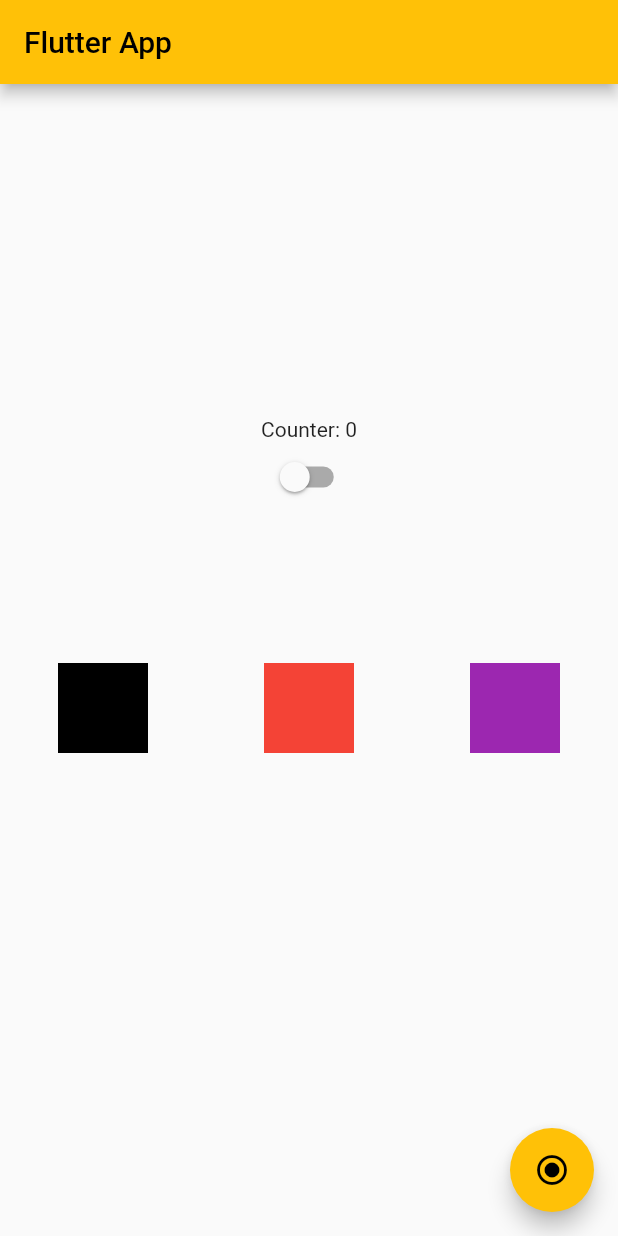
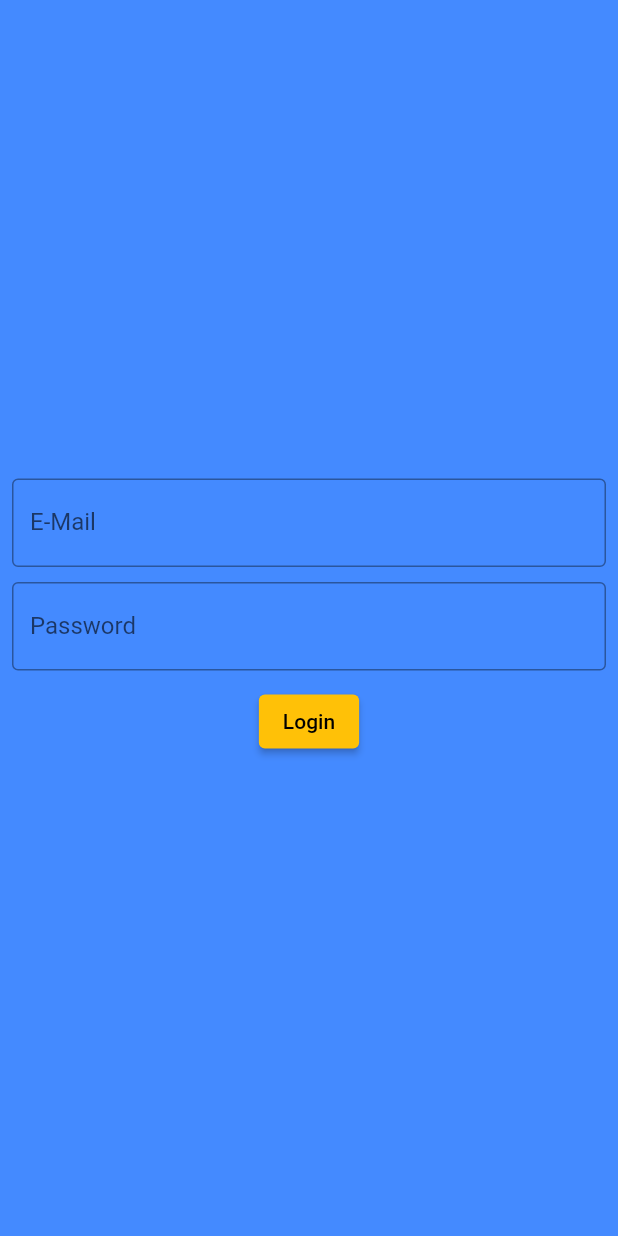
Before and after one commit to LucasMonir/Flutter-First-Project, a Flutter app: the screen it shows after launch, on a phone screen of 412 x 824 dp. Run offline on Flutter 3.47's test engine with Material 2 defaults, Android fonts, the phone set to English and light mode, and no system bars.

Commit message:
Learning about spacing!

```diff
--- a/lib/app_widget.dart
+++ b/lib/app_widget.dart
@@ -1,5 +1,6 @@
 import 'package:flutter/material.dart';
 import 'package:projeto_teste/app_controller.dart';
+import 'package:projeto_teste/login_page.dart';
 import 'home_page.dart';
 
 class AppWidget extends StatelessWidget {
@@ -19,7 +20,7 @@ class AppWidget extends StatelessWidget {
                 ? Brightness.dark
                 : Brightness.light,
           ),
-          home: const HomePage(),
+          home: const LoginPage(),
         );
       }),
     );
--- a/lib/home_page.dart
+++ b/lib/home_page.dart
@@ -26,15 +26,13 @@ class HomePageState extends State<HomePage> {
         width: double.infinity,
         height: double.infinity,
         child: Column(
-          mainAxisAlignment: MainAxisAlignment.center,
-          crossAxisAlignment: CrossAxisAlignment.center,
           children: [
             Text('Counter: $counter'),
             const CustomSwitcher(),
             Container(
               margin: const EdgeInsets.symmetric(vertical: 100),
               child: Row(
-                mainAxisAlignment: MainAxisAlignment.spaceAround,
+                mainAxisAlignment: MainAxisAlignment.spaceBetween,
                 children: [
                   Container(
                     width: 60,
@@ -53,7 +51,7 @@ class HomePageState extends State<HomePage> {
                   ),
                 ],
               ),
-            )
+            ),
           ],
         ),
       ),
--- /dev/null
+++ b/lib/login_page.dart
@@ -0,0 +1,57 @@
+import 'package:flutter/cupertino.dart';
+import 'package:flutter/material.dart';
+
+class LoginPage extends StatefulWidget {
+  const LoginPage({super.key});
+
+  @override
+  State<LoginPage> createState() => _LoginPageState();
+}
+
+class _LoginPageState extends State<LoginPage> {
+  @override
+  Widget build(BuildContext context) {
+    return Material(
+      color: Colors.blueAccent,
+      child: SizedBox(
+        width: double.infinity,
+        height: double.infinity,
+        child: Padding(
+          padding: const EdgeInsets.all(8.0),
+          child: Column(
+            mainAxisAlignment: MainAxisAlignment.center,
+            children: [
+              const TextField(
+                style: TextStyle(color: Colors.white),
+                keyboardType: TextInputType.emailAddress,
+                cursorColor: Colors.cyan,
+                decoration: InputDecoration(
+                  label: Text('E-Mail'),
+                  border: OutlineInputBorder(
+                      borderSide: BorderSide(color: Colors.white)),
+                ),
+              ),
+              const SizedBox(
+                height: 10,
+              ),
+              const TextField(
+                obscureText: true,
+                decoration: InputDecoration(
+                  label: Text('Password'),
+                  border: OutlineInputBorder(),
+                ),
+              ),
+              const SizedBox(
+                height: 10,
+              ),
+              ElevatedButton(
+                onPressed: () {},
+                child: const Text('Login'),
+              )
+            ],
+          ),
+        ),
+      ),
+    );
+  }
+}
```
